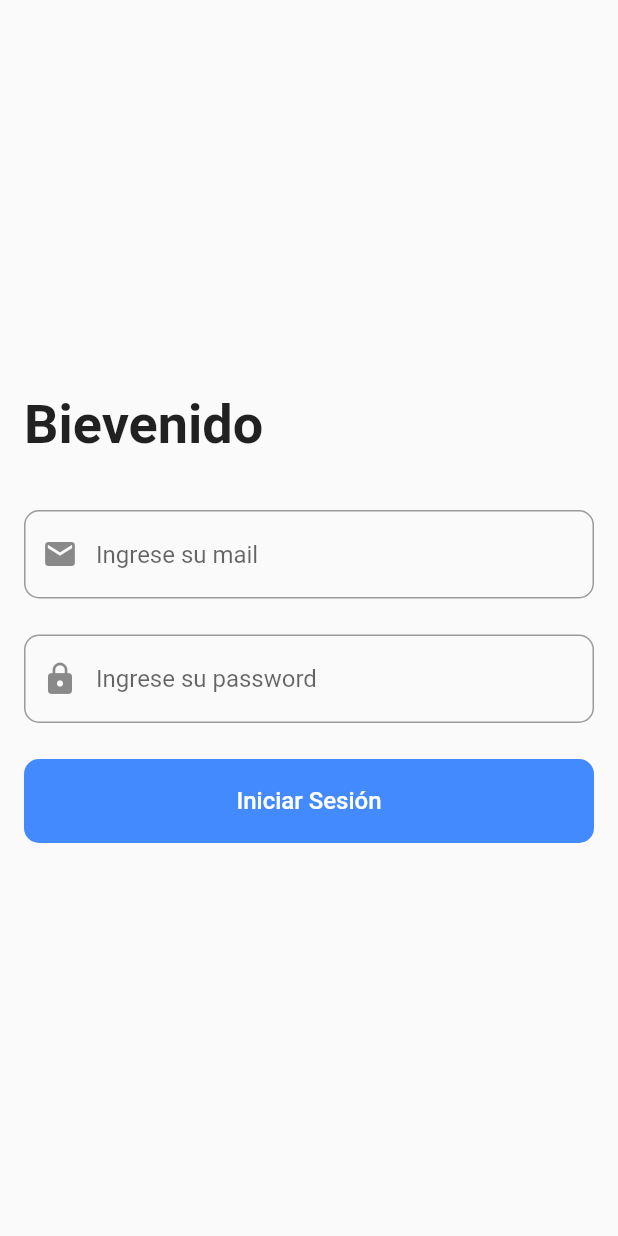
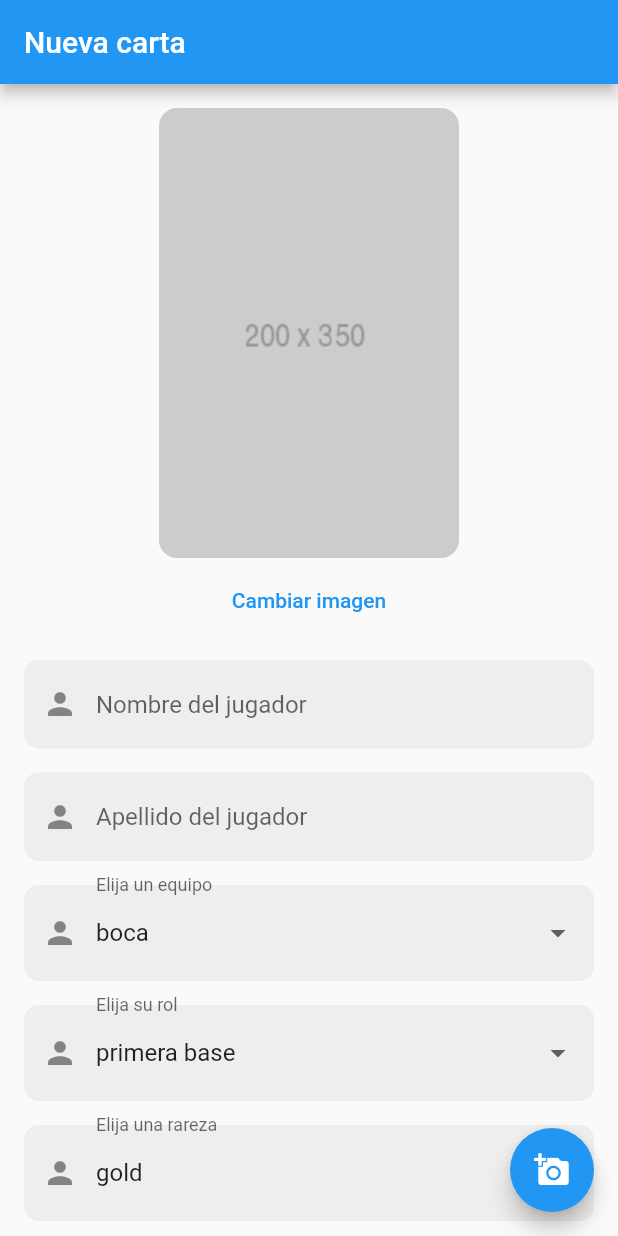
Before and after one commit to josdan23/baseball_extrados, a Flutter app: the screen it shows after launch, on a phone screen of 412 x 824 dp. Run offline on Flutter 3.47's test engine with Material 2 defaults, Android fonts, the phone set to English and light mode, and no system bars; our stand-ins replace bloc, card_swiper, flutter_bloc, logger.

Commit message:
agrega pantalla de crear carta

```diff
--- a/lib/main.dart
+++ b/lib/main.dart
@@ -1,3 +1,4 @@
+import 'package:baseball_cards/presentation/screens/create_card_screen.dart';
 import 'package:flutter/material.dart';
 
 import 'package:baseball_cards/presentation/screens/login_screen.dart';
@@ -18,12 +19,13 @@ class MyApp extends StatelessWidget {
   Widget build(BuildContext context) {
     return MaterialApp(
       debugShowCheckedModeBanner: false,
-      initialRoute: 'login',
+      initialRoute: 'create',
       routes: {
 
         'login'     : ( _ ) => LoginScreen(),
-        'home'      : ( BuildContext context ) => HomeScreen(),
-        'details'   : ( BuildContext context ) => DetailsScreen(),
+        'home'      : ( _ ) => HomeScreen(),
+        'details'   : ( _ ) => DetailsScreen(),
+        'create'    : ( _ ) => CreateCardScreen()
       },
 
 
--- /dev/null
+++ b/lib/presentation/screens/create_card_screen.dart
@@ -0,0 +1,227 @@
+
+import 'package:flutter/material.dart';
+// import 'package:image_picker/image_picker.dart';
+
+class CreateCardScreen extends StatelessWidget {
+
+  static const String routeName = 'create_card';
+
+  CreateCardScreen({ Key? key }) : super(key: key);
+
+
+  @override
+  Widget build(BuildContext context) {
+
+    final List<String> teams = ['boca', 'river', 'velez', 'independiente'];
+    String dropdownTeamValue = 'boca';
+
+    return Scaffold(
+      appBar: AppBar(
+        title: Text('Nueva carta'),
+      ),
+
+      body: SingleChildScrollView(
+        child: Form(
+          child: Container(
+            padding: const EdgeInsets.all(16),
+            child: Column(
+              children: [
+
+                const _ImageViewer( path: 'assets/placeholder.png', ),
+
+                SizedBox(height: 4,),
+
+                TextButton(
+                  child: const Text('Cambiar imagen'),
+                  onPressed: () async {
+
+                    // final ImagePicker _picker = ImagePicker();
+
+                    // final XFile? image = await _picker.pickImage(source: ImageSource.gallery);
+
+                  },
+                ),
+
+                SizedBox(height: 16),
+
+                _TextField(
+                  labelText: 'Nombre del jugador',
+                  prefixIcon: Icon(Icons.person),
+                  onChange: ( value ) {
+                    print(value);
+                  },
+                ),
+
+                SizedBox(height: 16),
+
+                _TextField(
+                  labelText: 'Apellido del jugador',
+                  prefixIcon: Icon(Icons.person),
+                  onChange: ( value ) {
+                    print( value );
+                  },
+                ),
+
+                const SizedBox(height: 16),
+
+                //*Team
+                _DropDownMenu(
+                  labelText: 'Elija un equipo',
+                  listOfItems: ['boca', 'river', 'velez', 'independiente']),
+
+                const SizedBox(height: 16),
+
+                //*Team
+                _DropDownMenu(
+                  labelText: 'Elija su rol',
+                  listOfItems: ['primera base', 'segunda base', 'tercera base', 'lanzador']),
+
+                const SizedBox(height: 16),
+
+
+                //rareza
+                _DropDownMenu(
+                  labelText: 'Elija una rareza',
+                  listOfItems: ['gold', 'silver', 'cupper']
+                ),
+
+                 const SizedBox(height: 16),
+
+                //serie
+                _DropDownMenu(
+                  labelText: 'Elija una serie',
+                  listOfItems: ['serie1', 'serie2', 'serie3']
+                ),
+
+                 const SizedBox(height: 56),
+              ],
+            ),
+          ),
+        ),
+      ),
+
+      floatingActionButton: FloatingActionButton(
+        child: Icon(Icons.add_a_photo),
+        onPressed: (){},
+      ),
+    );
+  }
+}
+
+class _ImageViewer extends StatelessWidget {
+
+  final String? path;
+
+  const _ImageViewer({
+    this.path
+  });
+
+  @override
+  Widget build(BuildContext context) {
+    return Container(
+      width: 200,
+      height: 300,
+      decoration: BoxDecoration(
+        // color: Colors.red,
+        borderRadius: BorderRadius.circular(12),
+      ),
+      clipBehavior: Clip.antiAlias,
+      child: Image(
+        image: AssetImage( path ?? 'assets/riquelme.jpeg' ),
+        fit: BoxFit.cover,
+      ),
+    );
+  }
+}
+
+
+class _TextField extends StatelessWidget {
+
+  final String? labelText;
+  final Icon? prefixIcon;
+  final Function(String)? onChange;
+
+  const _TextField({
+    Key? key,
+    required this.labelText,
+    this.prefixIcon,
+    required this.onChange,
+  }) : super(key: key);
+
+  @override
+  Widget build(BuildContext context) {
+
+
+    return TextFormField(
+      decoration: InputDecoration(
+        fillColor: Colors.grey.shade200,
+        focusedBorder: OutlineInputBorder(
+          borderRadius: BorderRadius.circular(10),
+          borderSide: BorderSide(color: Colors.grey.shade200),
+        ),
+        filled: true,
+        // labelText: this.labelText,
+        hintText: this.labelText,
+        enabledBorder: OutlineInputBorder(
+           borderRadius: BorderRadius.circular(10),
+           borderSide: BorderSide(color: Colors.grey.shade200)
+        ),
+
+        prefixIcon: this.prefixIcon,
+      ),
+      onChanged: onChange,
+    );
+  }
+}
+
+
+class _DropDownMenu extends StatelessWidget {
+
+  final List<String> listOfItems;
+  final String? labelText;
+  final Icon? icon;
+  String dropdownItemValue = '';
+  final Function(String)? function;
+
+  _DropDownMenu({
+    this.labelText = '',
+    this.icon,
+    required this.listOfItems,
+    this.function
+  }) {
+    dropdownItemValue = listOfItems[0];
+  }
+
+  @override
+  Widget build(BuildContext context) {
+
+    return DropdownButtonFormField<String>(
+      value: dropdownItemValue,
+
+      decoration: InputDecoration(
+        prefixIcon: Icon( Icons.person ),
+        labelText: labelText,
+        fillColor: Colors.grey.shade200,
+        filled: true,
+        enabledBorder: OutlineInputBorder(
+           borderRadius: BorderRadius.circular(10),
+           borderSide: BorderSide(color: Colors.grey.shade200)
+        ),
+      ),
+      items: listOfItems.map((e) {
+        return DropdownMenuItem<String>(
+            value: e,
+            child: Text( e ),
+          );
+      }).toList(),
+
+      onChanged: ( value ) {
+        dropdownItemValue = value!;
+
+        if ( function != null)
+          this.function!(value);
+      },
+
+    );
+  }
+}
```
